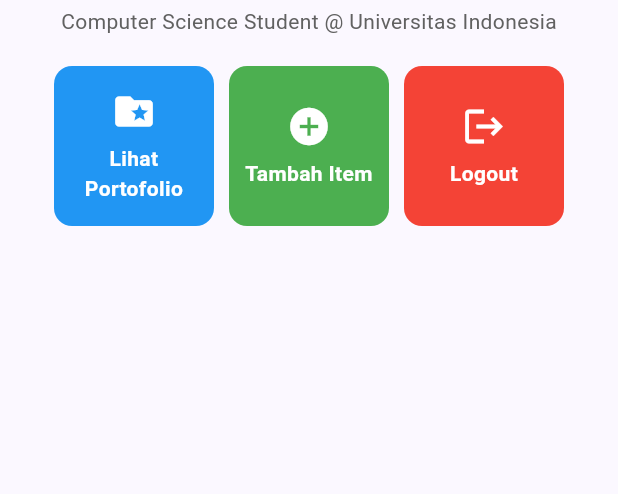
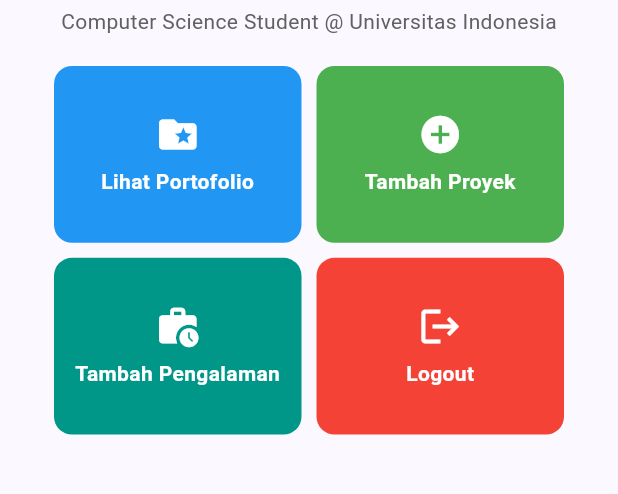
Before and after one commit to adamwsyaputra/myportofolio_mobile, a Flutter app: the screen it shows after launch, in the side drawer, after a tap on "Home", on a phone screen of 412 x 824 dp, the part 357-851 px from its top. Run offline on Flutter 3.47's test engine with Material 3 defaults, Android fonts, the phone set to English and light mode, and no system bars; our stand-ins replace material_ui.

Commit message:
feat(navigation): wire ExperienceFormPage into LeftDrawer and homepage action card

```diff
--- a/lib/screens/menu.dart
+++ b/lib/screens/menu.dart
@@ -12,7 +12,8 @@ class MyHomePage extends StatelessWidget {
 
   final List<ItemHomepage> items = [
     ItemHomepage("Lihat Portofolio", Icons.folder_special, Colors.blue),
-    ItemHomepage("Tambah Item", Icons.add_circle, Colors.green),
+    ItemHomepage("Tambah Proyek", Icons.add_circle, Colors.green),
+    ItemHomepage("Tambah Pengalaman", Icons.work_history, Colors.teal),
     ItemHomepage("Logout", Icons.logout, Colors.red),
   ];
 
@@ -72,7 +73,8 @@ class MyHomePage extends StatelessWidget {
                       padding: const EdgeInsets.all(20),
                       crossAxisSpacing: 10,
                       mainAxisSpacing: 10,
-                      crossAxisCount: 3,
+                      crossAxisCount: 2,
+                      childAspectRatio: 1.4,
                       shrinkWrap: true,
                       children: items.map((ItemHomepage item) {
                         return ItemCard(item);
--- a/lib/widgets/left_drawer.dart
+++ b/lib/widgets/left_drawer.dart
@@ -1,4 +1,5 @@
 import 'package:material_ui/material_ui.dart';
+import 'package:myportofolio_mobile/screens/experience_form.dart';
 import 'package:myportofolio_mobile/screens/menu.dart';
 import 'package:myportofolio_mobile/screens/project_form.dart';
 
@@ -8,14 +9,16 @@ class LeftDrawer extends StatelessWidget {
 
   @override
   Widget build(BuildContext context) {
+    final primaryColor = Theme.of(context).colorScheme.primary;
+
     return Drawer(
       child: ListView(
         children: [
-          const DrawerHeader(
+          DrawerHeader(
             decoration: BoxDecoration(
-              color: Colors.indigo,
+              color: primaryColor,
             ),
-            child: Column(
+            child: const Column(
               crossAxisAlignment: CrossAxisAlignment.start,
               children: [
                 Text(
@@ -61,6 +64,18 @@ class LeftDrawer extends StatelessWidget {
               );
             },
           ),
+          ListTile(
+            leading: const Icon(Icons.work_outline),
+            title: const Text('Add Experience'),
+            onTap: () {
+              Navigator.pushReplacement(
+                context,
+                MaterialPageRoute(
+                  builder: (context) => const ExperienceFormPage(),
+                ),
+              );
+            },
+          ),
         ],
       ),
     );
--- a/lib/widgets/project_card.dart
+++ b/lib/widgets/project_card.dart
@@ -1,4 +1,5 @@
 import 'package:material_ui/material_ui.dart';
+import 'package:myportofolio_mobile/screens/experience_form.dart';
 import 'package:myportofolio_mobile/screens/project_form.dart';
 
 /// Data model representing an action button item on the homepage grid.
@@ -34,13 +35,21 @@ class ItemCard extends StatelessWidget {
               ),
             );
 
-          if (item.name == "Tambah Item" ||
-              item.name == "Tambah Proyek" ||
+          if (item.name == "Tambah Proyek" ||
+              item.name == "Tambah Item" ||
               item.name == "Add Project") {
             Navigator.push(
               context,
               MaterialPageRoute(
                 builder: (context) => const ProjectFormPage(),
+              ),
+            );
+          } else if (item.name == "Tambah Pengalaman" ||
+              item.name == "Add Experience") {
+            Navigator.push(
+              context,
+              MaterialPageRoute(
+                builder: (context) => const ExperienceFormPage(),
               ),
             );
           }
```
